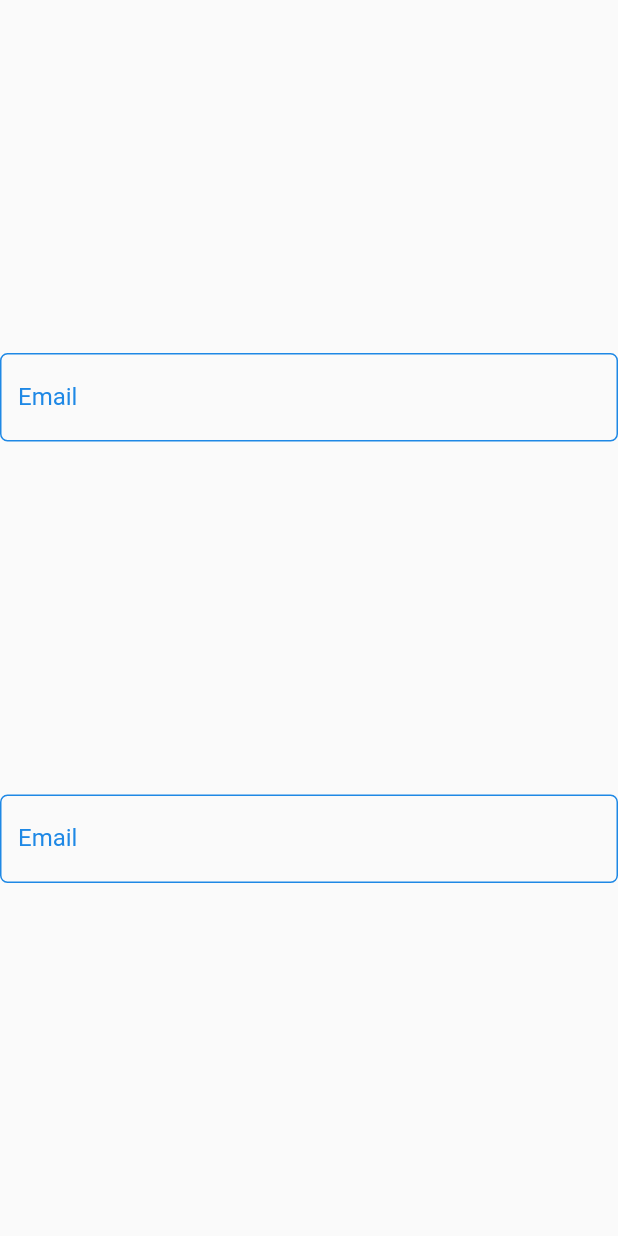
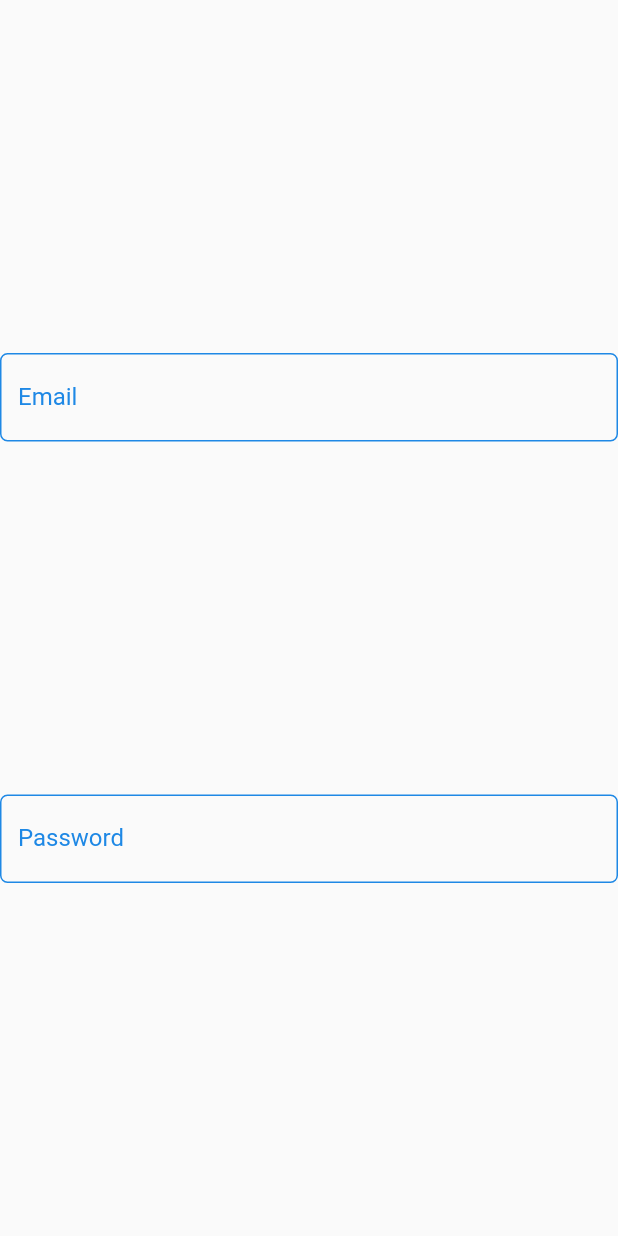
Before and after one commit to gauravdubey99/flutter_application_widgets, a Flutter app: the screen it shows after launch, on a phone screen of 412 x 824 dp. Run offline on Flutter 3.47's test engine with Material 2 defaults, Android fonts, the phone set to English and light mode, and no system bars.

Commit message:
Password filed widget Added

```diff
--- a/lib/constant/regex_pattern.dart
+++ b/lib/constant/regex_pattern.dart
@@ -1,4 +1,7 @@
 class RegexPatterns {
   static const EmailPattern =
       r"^[a-zA-Z0-9.a-zA-Z0-9.!#$%&'*+-/=?^_`{|}~]+@[a-zA-Z0-9]+\.[a-zA-Z]+";
+
+  static const PasswordPattern =
+      "^(?=.*[a-z])(?=.*[A-Z])(?=.*\\d)(?=.*[@\$!%#.*?&])[A-Za-z\\d@\$!%#.*?&]{8,}\$";
 }
--- a/lib/pages/login.dart
+++ b/lib/pages/login.dart
@@ -1,5 +1,6 @@
 import 'package:flutter/material.dart';
 import 'package:flutter_application_widgets/widgets/email.dart';
+import 'package:flutter_application_widgets/widgets/password.dart';
 
 class LoginPage extends StatefulWidget {
   const LoginPage({super.key});
@@ -18,8 +19,8 @@ class _LoginPageState extends State<LoginPage> {
           EmailInput(
             emailCallback: (email) {},
           ),
-          EmailInput(
-            emailCallback: (email) {},
+          PasswordInput(
+            passwordCallback: (password) {},
           )
         ],
       ),
--- /dev/null
+++ b/lib/widgets/password.dart
@@ -0,0 +1,72 @@
+import 'package:flutter/material.dart';
+import 'package:flutter_application_widgets/constant/regex_pattern.dart';
+
+typedef MyPasswordCallBack = void Function(String password);
+
+class PasswordInput extends StatefulWidget {
+  final MyPasswordCallBack passwordCallback;
+  const PasswordInput({super.key, required this.passwordCallback});
+
+  @override
+  State<PasswordInput> createState() => _PasswordInputState();
+}
+
+class _PasswordInputState extends State<PasswordInput> {
+  final FocusNode focusNode = FocusNode();
+  String passwordValue = "";
+  bool isValidPasswordOrEmpty = true;
+
+  @override
+  void initState() {
+    focusNode.addListener(() {
+      if (!focusNode.hasFocus) {
+        setState(() {
+          isValidPasswordOrEmpty = passwordValue.isEmpty ||
+              RegExp(RegexPatterns.PasswordPattern).hasMatch(passwordValue);
+        });
+      }
+    });
+    super.initState();
+  }
+
+  @override
+  void dispose() {
+    focusNode.dispose();
+    super.dispose();
+  }
+
+  @override
+  Widget build(BuildContext context) {
+    return TextFormField(
+      style: TextStyle(
+          color: isValidPasswordOrEmpty
+              ? Colors.blue.shade600
+              : Colors.red.shade600),
+      onChanged: (value) {
+        widget.passwordCallback(value);
+        passwordValue = value;
+      },
+      focusNode: focusNode,
+      maxLines: 1,
+      decoration: InputDecoration(
+        label: Text("Password",
+            style: TextStyle(
+                color: isValidPasswordOrEmpty
+                    ? Colors.blue.shade600
+                    : Colors.red.shade600)),
+        focusedBorder: OutlineInputBorder(
+            borderRadius: BorderRadius.circular(5),
+            borderSide: BorderSide(
+                color: isValidPasswordOrEmpty
+                    ? Colors.blue.shade600
+                    : Colors.red.shade600)),
+        enabledBorder: OutlineInputBorder(
+            borderRadius: BorderRadius.circular(5),
+            borderSide: BorderSide(
+                color: isValidPasswordOrEmpty
+                    ? Colors.blue.shade600
+                    : Colors.red.shade600)),
+      ),
+    );
+  }
+}
```
